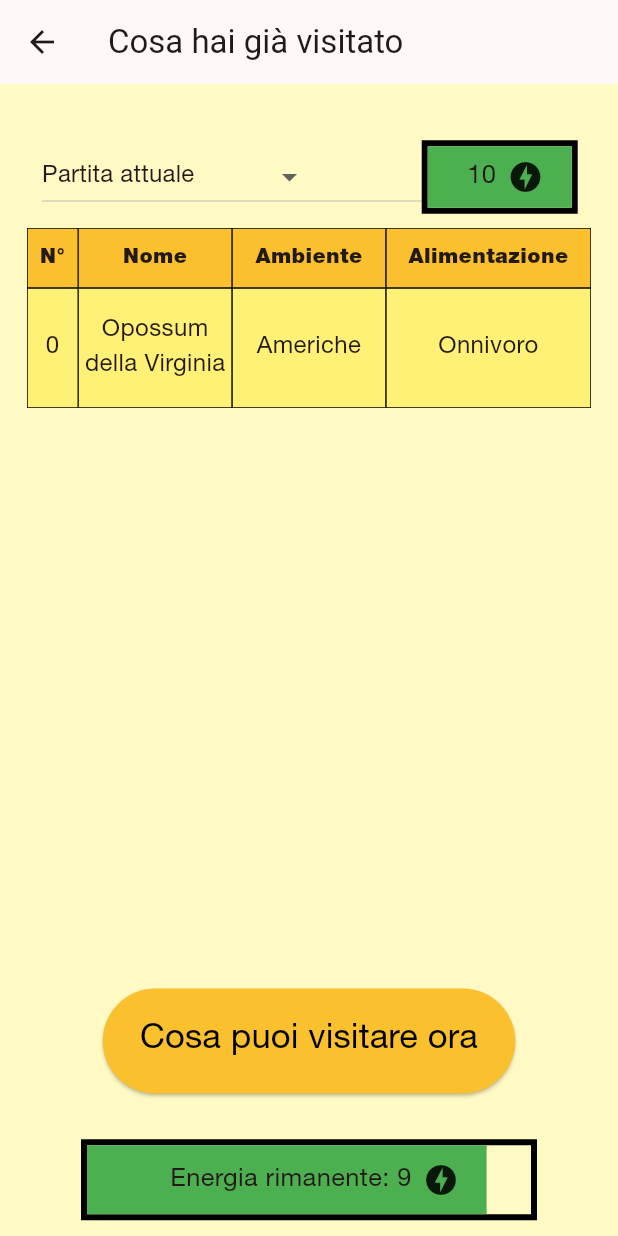
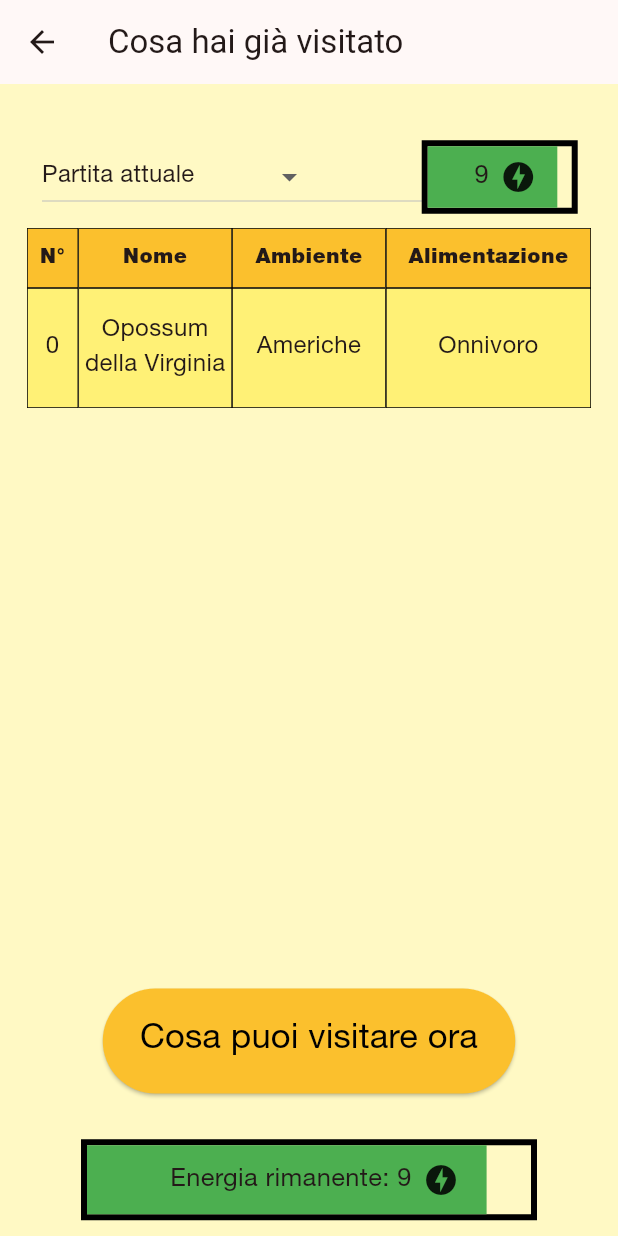
Before and after one commit to lorenzo2330/MUSE_ExploRL, a Flutter app: the ExhibitPage screen opened by its route, after a tap on the "qr code" icon, after a tap on "Cosa hai già visitato", on a phone screen of 412 x 824 dp. Run offline on Flutter 3.47's test engine with Material 3 defaults, Android fonts, the phone set to English and light mode, and no system bars; our stand-ins replace shared_preferences; missing offline and left inert: qr_code_scanner; accounts and stored records are empty; project files that could hold a hidden picture were left out.

Commit message:
sistemato already_visited_page.dart e pulito alcune pagine

```diff
--- a/lib/pages/already_visited_page.dart
+++ b/lib/pages/already_visited_page.dart
@@ -1,12 +1,9 @@
-import 'package:app_rl/models/exhibit.dart';
-import 'package:app_rl/models/exhibit_list.dart';
 import 'package:app_rl/providers/exhibit_provider.dart';
+import 'package:app_rl/providers/game_provider.dart';
 import 'package:app_rl/res/my_colors.dart';
 import 'package:app_rl/res/my_string.dart';
-import 'package:app_rl/res/my_text.dart';
 import 'package:app_rl/res/widgets/my_bottom_app_bar.dart';
 import 'package:app_rl/res/widgets/my_expanded.dart';
-import 'package:app_rl/res/widgets/my_stack.dart';
 import 'package:flutter/material.dart';
 import 'package:provider/provider.dart';
 import 'package:shared_preferences/shared_preferences.dart';
@@ -23,54 +20,50 @@ class AlreadyVisitedPage extends StatefulWidget {
 
 class _AlreadyVisitedPageState extends State<AlreadyVisitedPage> {
   List<String> headers = [MyString.N, MyString.nome, MyString.ambiente, MyString.alimentazione];
-  late int nPartitaAttuale = 0;
 
-  late List<List<String>> listOfMatch = [];
-  late List<int> listOfEnergy = [];
-  late List<String> match = [];
-  String? selectedMatch; // Variabile per tenere traccia dell'elemento selezionato
-
-  late List<Exhibit> l = [];
-  late List<Exhibit> actualList = [];
-  late int energyToDisplay = EnergyProvider.maxEnergy;
-
-  void loadData() async {
+  void loadData(GameProvider gProvR, EnergyProvider enProvR, ExhibitProvider exProvR) async {
     final SharedPreferences prefs = await SharedPreferences.getInstance();
 
+    gProvR.initListOfMatch();
+    gProvR.initListOfEnergy();
+    gProvR.setEnergyToDisplay(enProvR.energy);
+
+    late List<String> match = [];
+
     setState(() {
-      late int nPartite = prefs.getInt(MyString.nMatch) ?? 0;  //Recupero il numero di partite
-      for(int i = 1; i <= nPartite; i++){ //La prima partita viene salvata come Game-1
+      late int nPartite = prefs.getInt(MyString.nMatch) ?? 0; //Recupero il numero di partite
+      for (int i = 1; i <= nPartite; i++) {
+        //La prima partita viene salvata come Game-1
         match = prefs.getStringList(MyString.gameMatch(i)) ?? []; //se è null non prendo niente
-        listOfEnergy.add(prefs.getInt(MyString.gameEnergy(i)) ?? EnergyProvider.maxEnergy - match.length);
-        listOfMatch.add(match);
+        int remainingEnergy = EnergyProvider.maxEnergy - match.length;  //enMax - 1 * nExhVisitati
+        gProvR.addToListOfMatch(match);
+        gProvR.addToListOfEnergy(prefs.getInt(MyString.gameEnergy(i)) ?? remainingEnergy);
       }
-      nPartitaAttuale = listOfMatch.length ;
-      selectedMatch = nPartitaAttuale.toString();
-      actualList = context.read<ExhibitProvider>().visited;
-      l = actualList;
+      gProvR.setSelectedMatch(gProvR.listOfMatch.length.toString());
+      gProvR.setListOfThisRound(context.read<ExhibitProvider>().visited);
+      gProvR.setListToDisplay(gProvR.listOfThisRound);
     });
   }
 
   @override
   void initState() {
     super.initState();
-    loadData();
+    var gProvR = context.read<GameProvider>();
+    var enProvR = context.read<EnergyProvider>();
+    var exProvR = context.read<ExhibitProvider>();
+    loadData(gProvR, enProvR, exProvR);
   }
-
-  List<Exhibit> getRelativeListOfExhibit(List<String> l){
-    List<Exhibit> retList = [];
-    for(String exName in l){ retList.add(ExhibitList.getExhibitByName(exName)); }
-    return retList;
-  }
-
 
   @override
   Widget build(BuildContext context) {
+    var gProvR = context.read<GameProvider>();
+    var enProvW = context.watch<EnergyProvider>();
+    var exProvW = context.watch<ExhibitProvider>();
+
     return Scaffold(
       backgroundColor: MyColors.backgroundYellow,
       appBar: AppBar(title: const Text(MyString.cosaHaiVisitato)),
       body: Padding(
-        //padding: const EdgeInsets.all(2.0),
         padding: const EdgeInsets.only(left: 10, top: 20, right: 10, bottom: 20),
         child: Column(
           mainAxisAlignment: MainAxisAlignment.spaceBetween,
@@ -85,79 +78,22 @@ class _AlreadyVisitedPageState extends State<AlreadyVisitedPage> {
                         padding: const EdgeInsets.all(10.0),
                         child: Row(
                           children: [
-                            Expanded(
-                              flex: 5,
-                              child: DropdownButton<String>(
-                                hint: MyText.getPlainText(MyString.selezionaPartita, false),
-                                value: selectedMatch,
-                                items: List.generate(
-                                    listOfMatch.length + 1,
-                                        (index)
-                                    {
-                                      final gameLabel = MyString.gameLabel(index, listOfMatch.length);
-                                      return DropdownMenuItem<String>(
-                                        value: index.toString(),
-                                        child: MyText.getPlainText(gameLabel, false),
-                                      );
-                                    }),
-                                onChanged: (String? newValue){
-                                  setState(() {
-                                    selectedMatch = newValue;
-                                    if(newValue == null || int.parse(newValue) == listOfMatch.length){
-                                      l = actualList;
-                                      energyToDisplay = context.read<EnergyProvider>().energy;
-                                    }
-                                    else{
-                                      l = getRelativeListOfExhibit(listOfMatch[int.parse(newValue)]);
-                                      energyToDisplay = listOfEnergy[int.parse(newValue)];
-                                    }
-                                  });
-
-                                },
-                              ),
-                            ),
-                            Expanded(
-                              flex: 2,
-                              child: MyStack.getBattery(
-                                  charge: energyToDisplay,
-                                  batterySize: const Size(100, 45)
-                              ),
-                            )
+                            MyExpanded.sceltaPartita(context, gProvR.listOfMatch.length, false),
+                            MyExpanded.miniBattery(gProvR.energyToDisplay)
                           ],
-                        )
-                    ),
-                    Row(
-                        mainAxisAlignment: MainAxisAlignment.spaceAround,
-                        children: [
-                          MyExpanded.getAlreadyVisitedField(MyString.N, 0, true),
-                          MyExpanded.getAlreadyVisitedField(MyString.nome, 1, true),
-                          MyExpanded.getAlreadyVisitedField(MyString.ambiente, 2, true),
-                          MyExpanded.getAlreadyVisitedField(MyString.alimentazione, 3, true),
-                        ]),
-
-                    //Animali visti
-                    Expanded(
-                      child: SingleChildScrollView(
-                        scrollDirection: Axis.vertical,
-                        child: Column(
-                          children: List.generate(
-                              l.length,
-                                  (index) => Row(
-                                children: [
-                                  MyExpanded.getAlreadyVisitedField(index.toString(), 0, false),
-                                  MyExpanded.getAlreadyVisitedField(l[index].normalName, 1, false),
-                                  MyExpanded.getAlreadyVisitedField(l[index].loc, 2, false),
-                                  MyExpanded.getAlreadyVisitedField(l[index].alim, 3, false),
-                                ],
-                              )),
-                        ),
-                      ),
-                    ),
+                        )),
+                    Row(mainAxisAlignment: MainAxisAlignment.spaceAround, children: [
+                      MyExpanded.getAlreadyVisitedField(MyString.N, 0, true),
+                      MyExpanded.getAlreadyVisitedField(MyString.nome, 1, true),
+                      MyExpanded.getAlreadyVisitedField(MyString.ambiente, 2, true),
+                      MyExpanded.getAlreadyVisitedField(MyString.alimentazione, 3, true),
+                    ]),
+                    MyExpanded.alreadyVisitedList(gProvR.listToDisplay), //Animali visti
                   ],
                 ),
               ),
             ),
-            context.watch<ExhibitProvider>().nextIsWinnerExhibit() || context.watch<EnergyProvider>().energy == 0
+            exProvW.nextIsWinnerExhibit() || enProvW.energy == 0
                 ? MyButton.restartButton(context, true)
                 : MyButton.notVisitedButton(context, true),
           ],
--- a/lib/pages/exhibit_page.dart
+++ b/lib/pages/exhibit_page.dart
@@ -24,12 +24,12 @@ class _ExhibitPageState extends State<ExhibitPage> {
   @override
   void didChangeDependencies() {
     super.didChangeDependencies();
-
     /*  Invocato subito dopo initState(), permette l'utilizzo di context
     *   (cosa non possibile in initState) */
     hasWin = context.watch<ExhibitProvider>().nextIsWinnerExhibit();
     noEnergy = context.watch<EnergyProvider>().energy == 0;
     endGame = hasWin || noEnergy;
+    context.read<ExhibitProvider>().setInTutorial(false);
   }
 
   @override
--- a/lib/pages/tutorial_page_already_visited_table.dart
+++ b/lib/pages/tutorial_page_already_visited_table.dart
@@ -45,7 +45,7 @@ class _TutorialPageAlreadyVisitedTableState
             padding: const EdgeInsets.all(10.0),
             child: Row(
               children: [
-                MyExpanded.sceltaPartita(context, tutorialList.length),
+                MyExpanded.sceltaPartita(context, tutorialList.length, true),
                 MyExpanded.miniBattery(EnergyProvider.maxEnergy)
               ],
             ),
--- a/lib/pages/tutorial_page_qr.dart
+++ b/lib/pages/tutorial_page_qr.dart
@@ -33,6 +33,8 @@ class _TutorialPageQRState extends State<TutorialPageQR> {
 
   @override
   Widget build(BuildContext context) {
+    String tut1 = "Località geografica: Eurasia";
+    String tut2 = "Numero di dita appoggiate a terra: 4";
     return Padding(
       padding: const EdgeInsets.all(2.0),
       child: Center(
@@ -50,8 +52,8 @@ class _TutorialPageQRState extends State<TutorialPageQR> {
                         MyText.getCenterTextWithSize(MyString.animaleTrovato, 20, false),
                         Column(
                           children: [
-                            MyText.getCenterTextWithSize("Località geografica: Eurasia", 20, false),
-                            MyText.getCenterTextWithSize("Numero di dita appoggiate a terra: 4", 20, false),
+                            MyText.getCenterTextWithSize(tut1, 20, false),
+                            MyText.getCenterTextWithSize(tut2, 20, false),
                           ],
                         ),
                         MyButton.tutorialRetryScanButton(context)
--- a/lib/providers/exhibit_provider.dart
+++ b/lib/providers/exhibit_provider.dart
@@ -11,7 +11,7 @@ class ExhibitProvider extends ChangeNotifier {
 
   bool get inTutorial => _inTutorial;
 
-  void setInTutorial(bool mode) { _inTutorial = mode; notifyListeners();  }
+  void setInTutorial(bool mode) { _inTutorial = mode; notifyListeners(); }
 
   Exhibit _nextExhibit = ExhibitList.startingExhibit;
 
--- a/lib/providers/game_provider.dart
+++ b/lib/providers/game_provider.dart
@@ -31,7 +31,8 @@ class GameProvider extends ChangeNotifier{
   String? get selectedMatch => _selectedMatch;
 
   void setSelectedMatch(String? value) {
-    _selectedMatch ??= value; //Se è nullo => assegno la partita attuale
+    //_selectedMatch ??= value; //Se è nullo => assegno la partita attuale
+    _selectedMatch = value;
     notifyListeners();
   }
 
--- a/lib/res/my_string.dart
+++ b/lib/res/my_string.dart
@@ -100,7 +100,7 @@ class MyString {
             : "";
   }
 
-  static String tutorialEnergiaInfo(int e){
+  static String tutEnergyInfo(int e){
     return e > 0 ? "Sei ancora in gioco" : "Hai esaurito l'energia";
   }
 }
--- a/lib/res/widgets/my_expanded.dart
+++ b/lib/res/widgets/my_expanded.dart
@@ -1,6 +1,9 @@
+import 'package:app_rl/providers/energy_provider.dart';
 import 'package:flutter/material.dart';
 import 'package:provider/provider.dart';
 
+import '../../models/exhibit.dart';
+import '../../models/exhibit_list.dart';
 import '../../providers/game_provider.dart';
 import '../my_colors.dart';
 import '../my_int.dart';
@@ -8,8 +11,16 @@ import '../my_string.dart';
 import '../my_text.dart';
 import 'my_stack.dart';
 
+List<Exhibit> getRelativeListOfExhibit(List<String> l) {
+  List<Exhibit> retList = [];
+  for (String exName in l) {
+    retList.add(ExhibitList.getExhibitByName(exName));
+  }
+  return retList;
+}
+
 class MyExpanded {
-  /*  Expanded bilancia lo spazio disponibile tra le colonne,
+/*  Expanded bilancia lo spazio disponibile tra le colonne,
     *   il testo sarà quindi centrato in ciascuna colonna,
     *   grazie all'attributo textAlign: TextAlign.center  */
 
@@ -32,14 +43,16 @@ class MyExpanded {
     );
   }
 
-  static Expanded sceltaPartita(BuildContext context, int listLength) {
+  static Expanded sceltaPartita(BuildContext context, int listLength, bool isTutorial) {
     var gProvR = context.read<GameProvider>();
+    var enProvR = context.read<EnergyProvider>();
+    var gProvW = context.watch<GameProvider>();
 
     return Expanded(
       flex: 5,
       child: DropdownButton<String>(
         hint: MyText.getPlainText(MyString.selezionaPartita, false),
-        value: gProvR.tutSelectedMatch,
+        value: isTutorial ? gProvW.tutSelectedMatch : gProvW.selectedMatch,
         items: List.generate(listLength + 1, (index) {
           final gameLabel = MyString.gameLabel(index, listLength);
           return DropdownMenuItem<String>(
@@ -47,8 +60,20 @@ class MyExpanded {
             child: MyText.getPlainText(gameLabel, false),
           );
         }),
-        onChanged: (String? value) {
-          gProvR.setTutSelectedMatch(value);
+        onChanged: (String? newValue) {
+          if (isTutorial) {
+            gProvR.setTutSelectedMatch(newValue);
+          } else {
+            gProvR.setSelectedMatch(newValue);
+            if (newValue == null || int.parse(newValue) == gProvR.listOfMatch.length) {
+              gProvR.setListToDisplay(gProvR.listOfThisRound);
+              gProvR.setEnergyToDisplay(enProvR.energy);
+            } else {
+              gProvR.setListToDisplay(
+                  getRelativeListOfExhibit(gProvR.listOfMatch[int.parse(newValue)]));
+              gProvR.setEnergyToDisplay(gProvR.listOfEnergy[int.parse(newValue)]);
+            }
+          }
         },
       ),
     );
@@ -60,4 +85,24 @@ class MyExpanded {
       child: MyStack.getBattery(charge: e, batterySize: const Size(100, 45)),
     );
   }
+
+  static Expanded alreadyVisitedList(List<Exhibit> listToDisplay) {
+    return Expanded(
+      child: SingleChildScrollView(
+        scrollDirection: Axis.vertical,
+        child: Column(
+          children: List.generate(
+              listToDisplay.length,
+              (index) => Row(
+                    children: [
+                      MyExpanded.getAlreadyVisitedField(index.toString(), 0, false),
+                      MyExpanded.getAlreadyVisitedField(listToDisplay[index].normalName, 1, false),
+                      MyExpanded.getAlreadyVisitedField(listToDisplay[index].loc, 2, false),
+                      MyExpanded.getAlreadyVisitedField(listToDisplay[index].alim, 3, false),
+                    ],
+                  )),
+        ),
+      ),
+    );
+  }
 }
```
Also changed, not shown: lib/pages/tutorial_page_energy.dart (+6 -4 lines), lib/pages/tutorial_page_info.dart (+4 -3 lines), lib/pages/tutorial_page_not_visited_table.dart (+14 -23 lines).
